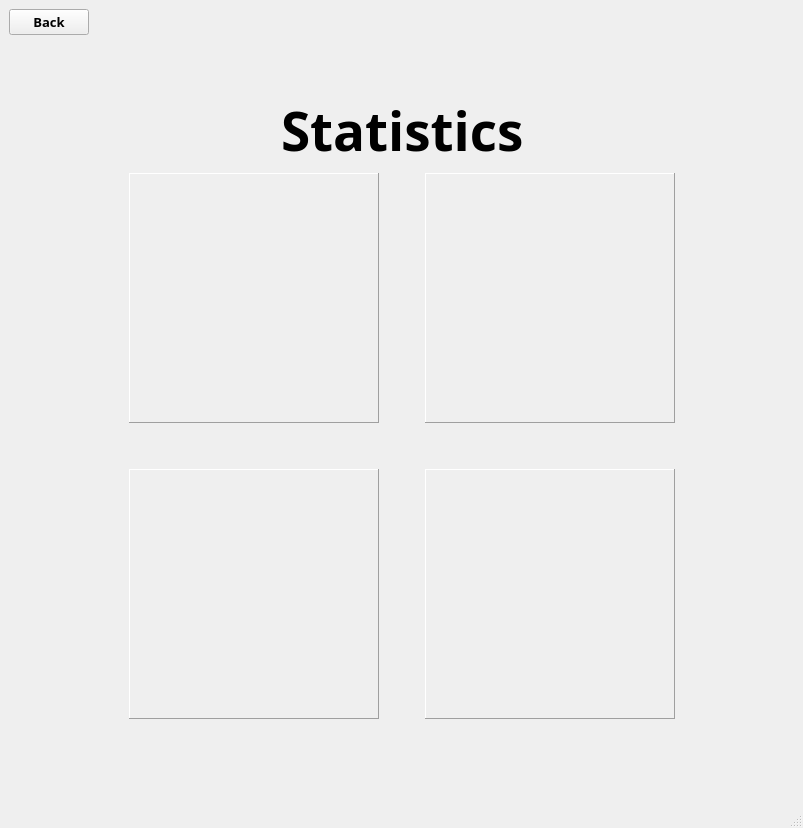
First picture: the form in project_root/src/gui/Statistics.ui, repository CopycatPandaExpressChowMein/Agile-Development-Project-2025, before the edit.
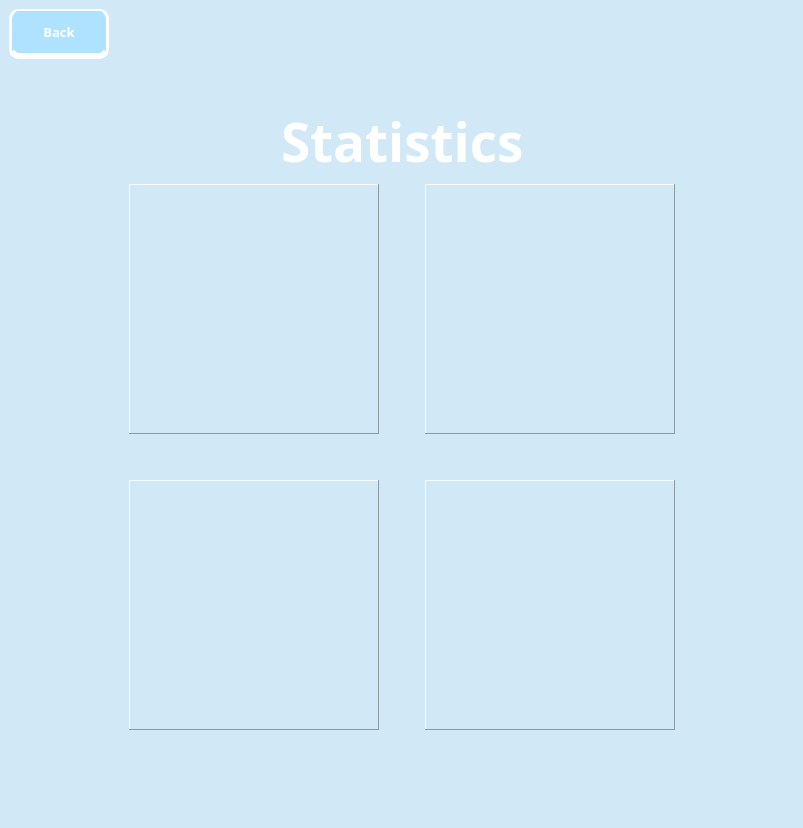
Second picture: the form after the edit.

Diff of the .ui file:
```diff
--- a/project_root/src/gui/Statistics.ui
+++ b/project_root/src/gui/Statistics.ui
@@ -13,6 +13,9 @@
   <property name="windowTitle">
    <string>Statistics</string>
   </property>
+  <property name="styleSheet">
+   <string notr="true">background-color: rgb(209, 233, 246)</string>
+  </property>
   <widget class="QWidget" name="centralwidget">
    <layout class="QVBoxLayout" name="verticalLayout_3">
     <item>
@@ -21,6 +24,12 @@
        <layout class="QHBoxLayout" name="horizontalLayout">
         <item>
          <widget class="QPushButton" name="statistics_button_back">
+          <property name="minimumSize">
+           <size>
+            <width>100</width>
+            <height>50</height>
+           </size>
+          </property>
           <property name="font">
            <font>
             <family>Book Antiqua</family>
@@ -29,6 +38,25 @@
             <bold>true</bold>
            </font>
           </property>
+          <property name="styleSheet">
+           <string notr="true">QPushButton{
+background-color: rgb(174, 226, 255);
+color: rgb(255, 255, 255);
+border-radius: 10px;
+border-style: solid;
+border-width: 3px;
+border-bottom: 6px solid;
+border-top: 2px solid;
+border-color: rgb(255, 255, 255)
+}
+
+QPushButton:Pressed{
+background-color: rgb(209, 233, 246);
+border-bottom: 2px solid;
+border-top: 6px solid;
+border-color: rgb(255, 255, 255)
+}</string>
+          </property>
           <property name="text">
            <string>Back</string>
           </property>
@@ -106,6 +134,9 @@
               <bold>true</bold>
              </font>
             </property>
+            <property name="styleSheet">
+             <string notr="true">color: rgb(255, 255, 255)</string>
+            </property>
             <property name="text">
              <string>Statistics</string>
             </property>
```
